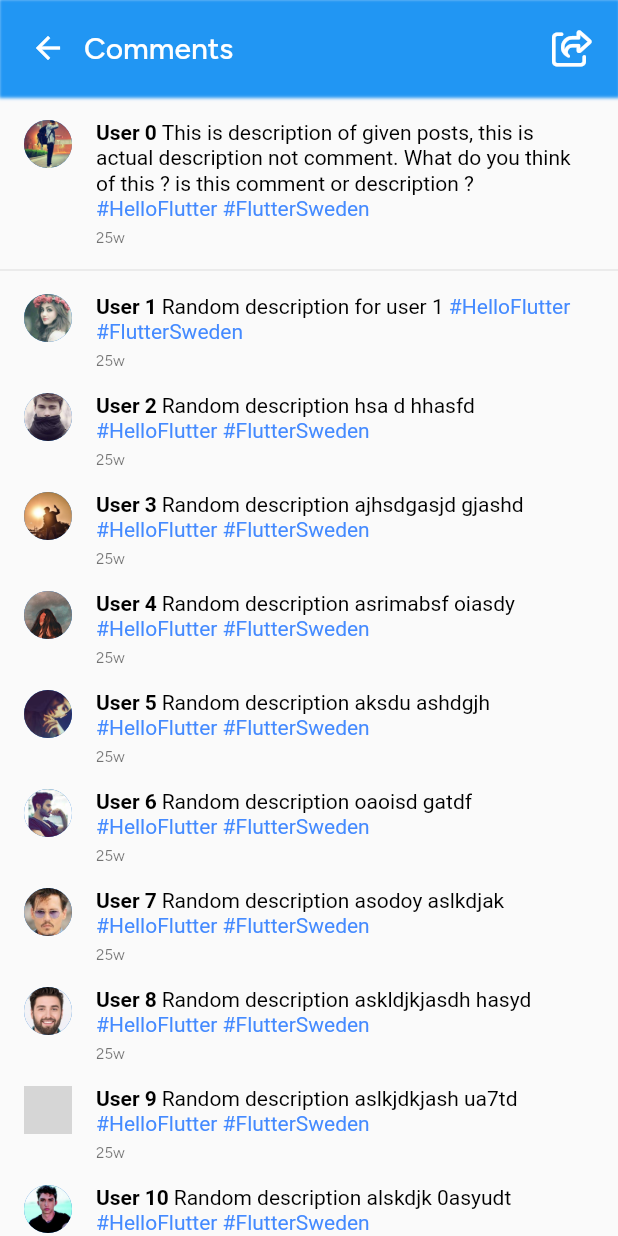
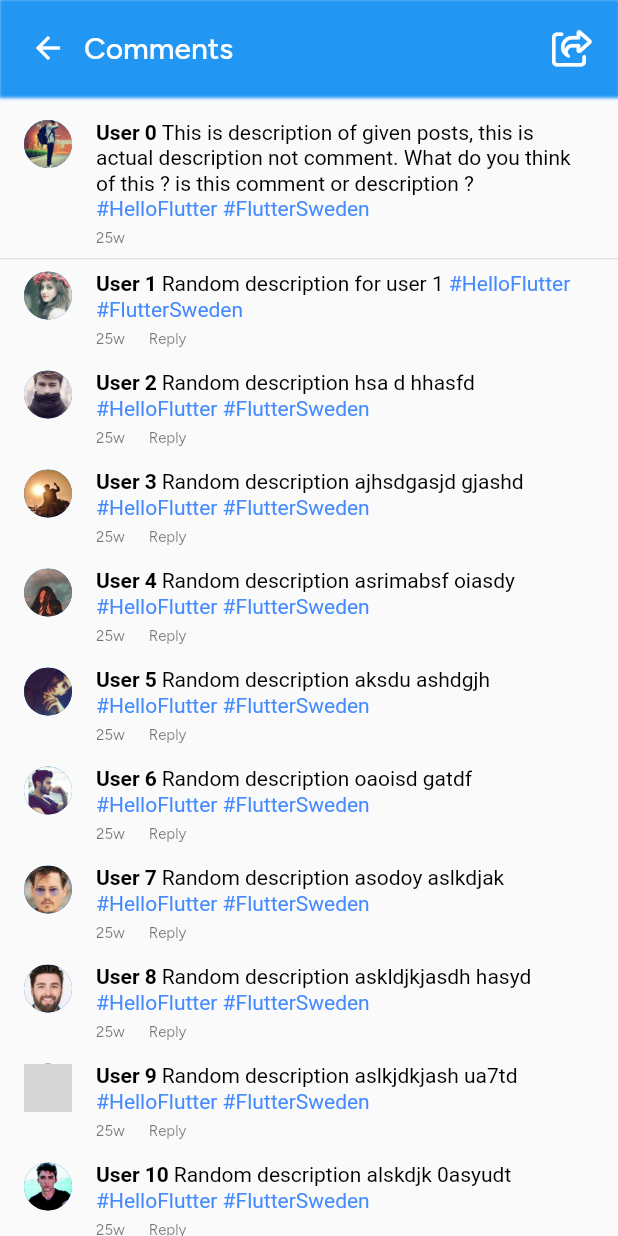
Before and after one commit to UmairKhalid786/Instagram-Fluttery, a Flutter app: the screen it shows after launch, after a tap on an icon or button, on a phone screen of 412 x 824 dp. Run offline on Flutter 3.47's test engine with Material 2 defaults, Android fonts, the phone set to English and light mode, and no system bars; our stand-ins replace font_awesome_flutter, google_fonts, share_plus; grey boxes are pictures that could not be loaded.

Commit message:
Comments reply button added

```diff
--- a/lib/posts/comments/comment_details_content.dart
+++ b/lib/posts/comments/comment_details_content.dart
@@ -1,8 +1,8 @@
 import 'package:flutter/cupertino.dart';
+import 'package:flutter/material.dart';
 import 'package:instagram_flutter/posts/comments/comment_view.dart';
 
 import '../models/Comment.dart';
-import '../models/Description.dart';
 
 List<Comment> comments = [
   Comment(userId: "1", commentDetail: "Random description for user 1"),
@@ -19,20 +19,24 @@ List<Comment> comments = [
 
 class CommentDetailScreenContent extends StatefulWidget {
   final String userId;
+
   const CommentDetailScreenContent({super.key, required this.userId});
 
   @override
   State<StatefulWidget> createState() => CommentDetailScreenContentState();
 }
 
-class CommentDetailScreenContentState extends State<CommentDetailScreenContent> {
-
+class CommentDetailScreenContentState
+    extends State<CommentDetailScreenContent> {
   @override
   Widget build(BuildContext context) {
     return ListView.builder(
         itemCount: comments.length,
         itemBuilder: (BuildContext ctx, int index) {
-          return CommentView(comment: comments.elementAt(index),);
+          return CommentView(
+            comment: comments.elementAt(index),
+            isReplyEnabled: true,
+          );
         });
   }
 }
--- a/lib/posts/comments/comment_details_screen.dart
+++ b/lib/posts/comments/comment_details_screen.dart
@@ -29,8 +29,8 @@ class CommentDetailScreenState extends State<CommentDetailScreen> {
             children: <Widget>[
               const CommonNavigation(title: "Comments"),
               const SizedBox(height: 8),
-              CommentView(comment: description),
-              const Divider(),
+              CommentView(comment: description, isReplyEnabled: false,),
+              const Divider(height: 1,),
               const Expanded(child: CommentDetailScreenContent(userId: ""))
             ],
           ),
--- a/lib/posts/comments/comment_view.dart
+++ b/lib/posts/comments/comment_view.dart
@@ -1,3 +1,5 @@
+import 'dart:ffi';
+
 import 'package:flutter/material.dart';
 import 'package:instagram_flutter/posts/models/Comment.dart';
 
@@ -5,8 +7,10 @@ import '../../utils/TextUtils.dart';
 
 class CommentView extends StatelessWidget {
   final Comment comment;
+  final bool isReplyEnabled;
 
-  const CommentView({super.key, required this.comment});
+  const CommentView(
+      {super.key, required this.comment, required this.isReplyEnabled});
 
   @override
   Widget build(BuildContext context) {
@@ -38,11 +42,27 @@ class CommentView extends StatelessWidget {
                             ["#HelloFlutter", "#FlutterSweden"]),
                         style: const TextStyle(color: Colors.black)),
                   ),
-                  const SizedBox(height: 4,),
-                  Text(
-                    "25w",
-                    style: Theme.of(context).textTheme.caption?.copyWith(fontSize: 10),
-                  )
+                  const SizedBox(
+                    height: 4,
+                  ),
+                  Row(children: [
+                    Text(
+                      "25w",
+                      style: Theme.of(context)
+                          .textTheme
+                          .caption
+                          ?.copyWith(fontSize: 10),
+                    ),
+                    const SizedBox(width: 16),
+                    if(isReplyEnabled)
+                    Text(
+                      "Reply",
+                      style: Theme.of(context)
+                          .textTheme
+                          .caption
+                          ?.copyWith(fontSize: 10),
+                    ),
+                  ],)
                 ],
               ),
             ),
```
